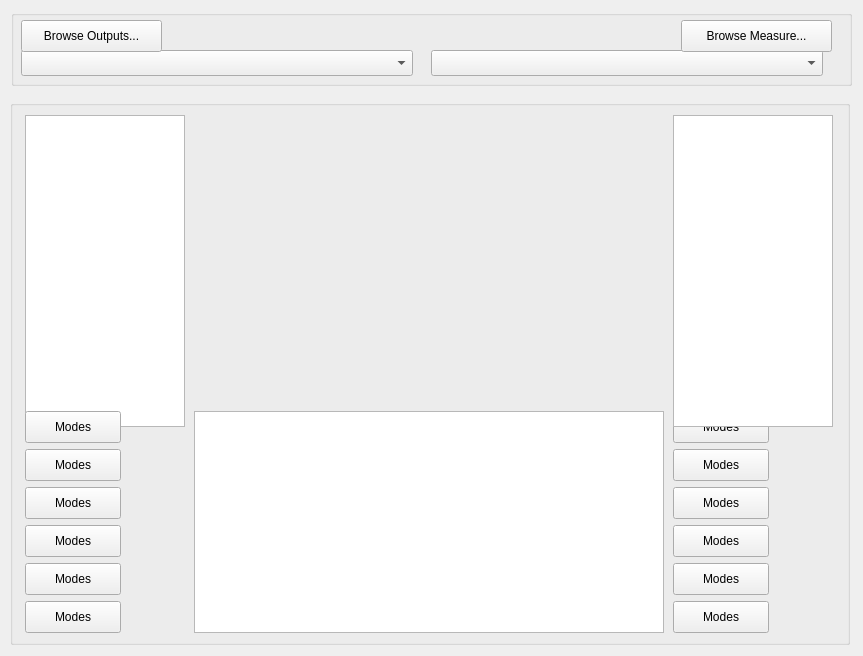
Before: the Qt Designer form res/mae_signalanalysis_gui.ui in fran-jo/SimuGUI, drawn with Qt 5.
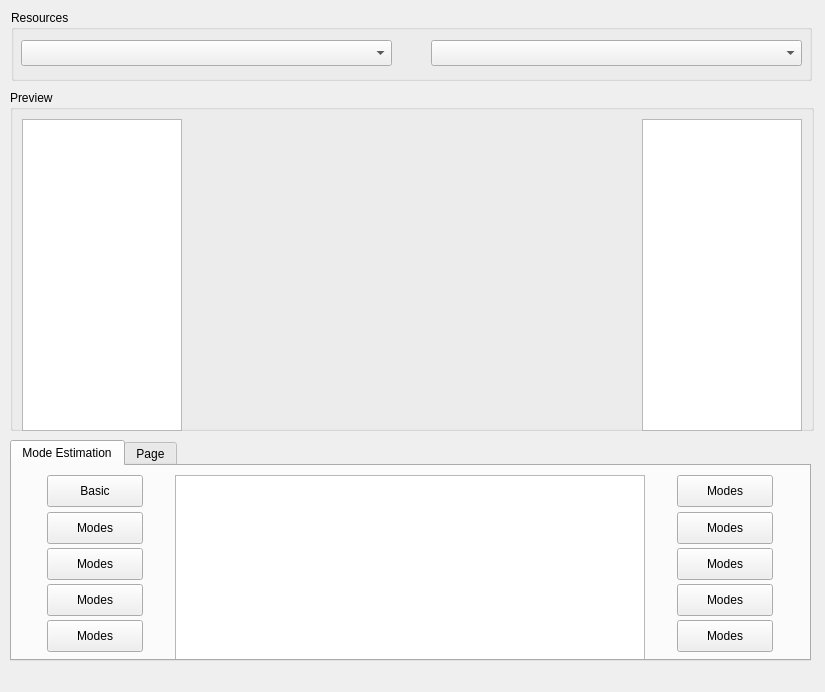
After: the same form once the commit is applied.

Commit message:
Cleaning and integration of analysis methods
Integration of mode estimation routine calling matlab
use of thread to call matlab process
Cleaning folders, we need to get rid of old code

Patch:
```diff
--- a/res/mae_signalanalysis_gui.ui
+++ b/res/mae_signalanalysis_gui.ui
@@ -6,8 +6,8 @@
    <rect>
     <x>0</x>
     <y>0</y>
-    <width>863</width>
-    <height>656</height>
+    <width>825</width>
+    <height>692</height>
    </rect>
   </property>
   <property name="windowTitle">
@@ -55,16 +55,19 @@
     <rect>
      <x>11</x>
      <y>10</y>
-     <width>841</width>
-     <height>76</height>
+     <width>801</width>
+     <height>71</height>
     </rect>
    </property>
+   <property name="title">
+    <string>Resources</string>
+   </property>
    <widget class="QComboBox" name="cbxOutputs">
     <property name="geometry">
      <rect>
       <x>10</x>
-      <y>40</y>
-      <width>392</width>
+      <y>30</y>
+      <width>371</width>
       <height>26</height>
      </rect>
     </property>
@@ -85,8 +88,8 @@
     <property name="geometry">
      <rect>
       <x>420</x>
-      <y>40</y>
-      <width>392</width>
+      <y>30</y>
+      <width>371</width>
       <height>26</height>
      </rect>
     </property>
@@ -103,270 +106,378 @@
      </size>
     </property>
    </widget>
-   <widget class="QPushButton" name="btnBrowseResults">
-    <property name="geometry">
-     <rect>
-      <x>10</x>
-      <y>10</y>
-      <width>141</width>
-      <height>32</height>
-     </rect>
-    </property>
-    <property name="sizePolicy">
-     <sizepolicy hsizetype="Minimum" vsizetype="Fixed">
-      <horstretch>0</horstretch>
-      <verstretch>0</verstretch>
-     </sizepolicy>
-    </property>
-    <property name="minimumSize">
-     <size>
-      <width>75</width>
-      <height>24</height>
-     </size>
-    </property>
-    <property name="text">
-     <string>Browse Outputs...</string>
-    </property>
+  </widget>
+  <widget class="QTabWidget" name="tabAnalysis">
+   <property name="geometry">
+    <rect>
+     <x>10</x>
+     <y>440</y>
+     <width>801</width>
+     <height>221</height>
+    </rect>
+   </property>
+   <property name="currentIndex">
+    <number>0</number>
+   </property>
+   <widget class="QWidget" name="Page1" native="true">
+    <attribute name="title">
+     <string>Mode Estimation</string>
+    </attribute>
+    <layout class="QGridLayout" name="gridLayout">
+     <item row="0" column="0">
+      <widget class="QPushButton" name="btnBasicMethod">
+       <property name="sizePolicy">
+        <sizepolicy hsizetype="Fixed" vsizetype="Fixed">
+         <horstretch>0</horstretch>
+         <verstretch>0</verstretch>
+        </sizepolicy>
+       </property>
+       <property name="minimumSize">
+        <size>
+         <width>96</width>
+         <height>32</height>
+        </size>
+       </property>
+       <property name="baseSize">
+        <size>
+         <width>96</width>
+         <height>32</height>
+        </size>
+       </property>
+       <property name="text">
+        <string>Basic</string>
+       </property>
+       <property name="iconSize">
+        <size>
+         <width>32</width>
+         <height>32</height>
+        </size>
+       </property>
+      </widget>
+     </item>
+     <item row="0" column="1" rowspan="5">
+      <widget class="QTableWidget" name="tableWidget_2">
+       <property name="sizePolicy">
+        <sizepolicy hsizetype="Preferred" vsizetype="Minimum">
+         <horstretch>0</horstretch>
+         <verstretch>0</verstretch>
+        </sizepolicy>
+       </property>
+       <property name="minimumSize">
+        <size>
+         <width>470</width>
+         <height>192</height>
+        </size>
+       </property>
+       <property name="maximumSize">
+        <size>
+         <width>470</width>
+         <height>16777215</height>
+        </size>
+       </property>
+      </widget>
+     </item>
+     <item row="0" column="2">
+      <widget class="QPushButton" name="btnModeAnalysis_6">
+       <property name="sizePolicy">
+        <sizepolicy hsizetype="Fixed" vsizetype="Fixed">
+         <horstretch>0</horstretch>
+         <verstretch>0</verstretch>
+        </sizepolicy>
+       </property>
+       <property name="minimumSize">
+        <size>
+         <width>96</width>
+         <height>32</height>
+        </size>
+       </property>
+       <property name="baseSize">
+        <size>
+         <width>96</width>
+         <height>32</height>
+        </size>
+       </property>
+       <property name="text">
+        <string>Modes</string>
+       </property>
+       <property name="iconSize">
+        <size>
+         <width>32</width>
+         <height>32</height>
+        </size>
+       </property>
+      </widget>
+     </item>
+     <item row="1" column="0">
+      <widget class="QPushButton" name="btnModeAnalysis_2">
+       <property name="sizePolicy">
+        <sizepolicy hsizetype="Fixed" vsizetype="Fixed">
+         <horstretch>0</horstretch>
+         <verstretch>0</verstretch>
+        </sizepolicy>
+       </property>
+       <property name="minimumSize">
+        <size>
+         <width>96</width>
+         <height>32</height>
+        </size>
+       </property>
+       <property name="baseSize">
+        <size>
+         <width>96</width>
+         <height>32</height>
+        </size>
+       </property>
+       <property name="text">
+        <string>Modes</string>
+       </property>
+       <property name="iconSize">
+        <size>
+         <width>32</width>
+         <height>32</height>
+        </size>
+       </property>
+      </widget>
+     </item>
+     <item row="1" column="2">
+      <widget class="QPushButton" name="btnModeAnalysis_7">
+       <property name="sizePolicy">
+        <sizepolicy hsizetype="Fixed" vsizetype="Fixed">
+         <horstretch>0</horstretch>
+         <verstretch>0</verstretch>
+        </sizepolicy>
+       </property>
+       <property name="minimumSize">
+        <size>
+         <width>96</width>
+         <height>32</height>
+        </size>
+       </property>
+       <property name="baseSize">
+        <size>
+         <width>96</width>
+         <height>32</height>
+        </size>
+       </property>
+       <property name="text">
+        <string>Modes</string>
+       </property>
+       <property name="iconSize">
+        <size>
+         <width>32</width>
+         <height>32</height>
+        </size>
+       </property>
+      </widget>
+     </item>
+     <item row="2" column="0">
+      <widget class="QPushButton" name="btnModeAnalysis_3">
+       <property name="sizePolicy">
+        <sizepolicy hsizetype="Fixed" vsizetype="Fixed">
+         <horstretch>0</horstretch>
+         <verstretch>0</verstretch>
+        </sizepolicy>
+       </property>
+       <property name="minimumSize">
+        <size>
+         <width>96</width>
+         <height>32</height>
+        </size>
+       </property>
+       <property name="baseSize">
+        <size>
+         <width>96</width>
+         <height>32</height>
+        </size>
+       </property>
+       <property name="text">
+        <string>Modes</string>
+       </property>
+       <property name="iconSize">
+        <size>
+         <width>32</width>
+         <height>32</height>
+        </size>
+       </property>
+      </widget>
+     </item>
+     <item row="2" column="2">
+      <widget class="QPushButton" name="btnModeAnalysis_8">
+       <property name="sizePolicy">
+        <sizepolicy hsizetype="Fixed" vsizetype="Fixed">
+         <horstretch>0</horstretch>
+         <verstretch>0</verstretch>
+        </sizepolicy>
+       </property>
+       <property name="minimumSize">
+        <size>
+         <width>96</width>
+         <height>32</height>
+        </size>
+       </property>
+       <property name="baseSize">
+        <size>
+         <width>96</width>
+         <height>32</height>
+        </size>
+       </property>
+       <property name="text">
+        <string>Modes</string>
+       </property>
+       <property name="iconSize">
+        <size>
+         <width>32</width>
+         <height>32</height>
+        </size>
+       </property>
+      </widget>
+     </item>
+     <item row="3" column="0">
+      <widget class="QPushButton" name="btnModeAnalysis_4">
+       <property name="sizePolicy">
+        <sizepolicy hsizetype="Fixed" vsizetype="Fixed">
+         <horstretch>0</horstretch>
+         <verstretch>0</verstretch>
+        </sizepolicy>
+       </property>
+       <property name="minimumSize">
+        <size>
+         <width>96</width>
+         <height>32</height>
+        </size>
+       </property>
+       <property name="baseSize">
+        <size>
+         <width>96</width>
+         <height>32</height>
+        </size>
+       </property>
+       <property name="text">
+        <string>Modes</string>
+       </property>
+       <property name="iconSize">
+        <size>
+         <width>32</width>
+         <height>32</height>
+        </size>
+       </property>
+      </widget>
+     </item>
+     <item row="3" column="2">
+      <widget class="QPushButton" name="btnModeAnalysis_10">
+       <property name="sizePolicy">
+        <sizepolicy hsizetype="Fixed" vsizetype="Fixed">
+         <horstretch>0</horstretch>
+         <verstretch>0</verstretch>
+        </sizepolicy>
+       </property>
+       <property name="minimumSize">
+        <size>
+         <width>96</width>
+         <height>32</height>
+        </size>
+       </property>
+       <property name="baseSize">
+        <size>
+         <width>96</width>
+         <height>32</height>
+        </size>
+       </property>
+       <property name="text">
+        <string>Modes</string>
+       </property>
+       <property name="iconSize">
+        <size>
+         <width>32</width>
+         <height>32</height>
+        </size>
+       </property>
+      </widget>
+     </item>
+     <item row="4" column="0">
+      <widget class="QPushButton" name="btnModeAnalysis_5">
+       <property name="sizePolicy">
+        <sizepolicy hsizetype="Fixed" vsizetype="Fixed">
+         <horstretch>0</horstretch>
+         <verstretch>0</verstretch>
+        </sizepolicy>
+       </property>
+       <property name="minimumSize">
+        <size>
+         <width>96</width>
+         <height>32</height>
+        </size>
+       </property>
+       <property name="baseSize">
+        <size>
+         <width>96</width>
+         <height>32</height>
+        </size>
+       </property>
+       <property name="text">
+        <string>Modes</string>
+       </property>
+       <property name="iconSize">
+        <size>
+         <width>32</width>
+         <height>32</height>
+        </size>
+       </property>
+      </widget>
+     </item>
+     <item row="4" column="2">
+      <widget class="QPushButton" name="btnModeAnalysis_9">
+       <property name="sizePolicy">
+        <sizepolicy hsizetype="Fixed" vsizetype="Fixed">
+         <horstretch>0</horstretch>
+         <verstretch>0</verstretch>
+        </sizepolicy>
+       </property>
+       <property name="minimumSize">
+        <size>
+         <width>96</width>
+         <height>32</height>
+        </size>
+       </property>
+       <property name="baseSize">
+        <size>
+         <width>96</width>
+         <height>32</height>
+        </size>
+       </property>
+       <property name="text">
+        <string>Modes</string>
+       </property>
+       <property name="iconSize">
+        <size>
+         <width>32</width>
+         <height>32</height>
+        </size>
+       </property>
+      </widget>
+     </item>
+    </layout>
    </widget>
-   <widget class="QPushButton" name="btnBrowseMeasurements">
-    <property name="geometry">
-     <rect>
-      <x>670</x>
-      <y>10</y>
-      <width>151</width>
-      <height>32</height>
-     </rect>
-    </property>
-    <property name="minimumSize">
-     <size>
-      <width>75</width>
-      <height>24</height>
-     </size>
-    </property>
-    <property name="text">
-     <string>Browse Measure...</string>
-    </property>
+   <widget class="QWidget" name="tab">
+    <attribute name="title">
+     <string>Page</string>
+    </attribute>
    </widget>
   </widget>
-  <widget class="QGroupBox" name="groupBox">
+  <widget class="QGroupBox" name="">
    <property name="geometry">
     <rect>
      <x>10</x>
-     <y>100</y>
-     <width>840</width>
-     <height>545</height>
+     <y>90</y>
+     <width>804</width>
+     <height>341</height>
     </rect>
    </property>
-   <layout class="QGridLayout" name="gridLayout">
-    <item row="4" column="2">
-     <widget class="QPushButton" name="btnModeAnalysis_11">
-      <property name="sizePolicy">
-       <sizepolicy hsizetype="Fixed" vsizetype="Fixed">
-        <horstretch>0</horstretch>
-        <verstretch>0</verstretch>
-       </sizepolicy>
-      </property>
-      <property name="minimumSize">
-       <size>
-        <width>96</width>
-        <height>32</height>
-       </size>
-      </property>
-      <property name="baseSize">
-       <size>
-        <width>96</width>
-        <height>32</height>
-       </size>
-      </property>
-      <property name="text">
-       <string>Modes</string>
-      </property>
-      <property name="iconSize">
-       <size>
-        <width>32</width>
-        <height>32</height>
-       </size>
-      </property>
-     </widget>
-    </item>
-    <item row="4" column="0">
-     <widget class="QPushButton" name="btnModeAnalysis_4">
-      <property name="sizePolicy">
-       <sizepolicy hsizetype="Fixed" vsizetype="Fixed">
-        <horstretch>0</horstretch>
-        <verstretch>0</verstretch>
-       </sizepolicy>
-      </property>
-      <property name="minimumSize">
-       <size>
-        <width>96</width>
-        <height>32</height>
-       </size>
-      </property>
-      <property name="baseSize">
-       <size>
-        <width>96</width>
-        <height>32</height>
-       </size>
-      </property>
-      <property name="text">
-       <string>Modes</string>
-      </property>
-      <property name="iconSize">
-       <size>
-        <width>32</width>
-        <height>32</height>
-       </size>
-      </property>
-     </widget>
-    </item>
-    <item row="5" column="0">
-     <widget class="QPushButton" name="btnModeAnalysis_5">
-      <property name="sizePolicy">
-       <sizepolicy hsizetype="Fixed" vsizetype="Fixed">
-        <horstretch>0</horstretch>
-        <verstretch>0</verstretch>
-       </sizepolicy>
-      </property>
-      <property name="minimumSize">
-       <size>
-        <width>96</width>
-        <height>32</height>
-       </size>
-      </property>
-      <property name="baseSize">
-       <size>
-        <width>96</width>
-        <height>32</height>
-       </size>
-      </property>
-      <property name="text">
-       <string>Modes</string>
-      </property>
-      <property name="iconSize">
-       <size>
-        <width>32</width>
-        <height>32</height>
-       </size>
-      </property>
-     </widget>
-    </item>
-    <item row="5" column="2">
-     <widget class="QPushButton" name="btnModeAnalysis_12">
-      <property name="sizePolicy">
-       <sizepolicy hsizetype="Fixed" vsizetype="Fixed">
-        <horstretch>0</horstretch>
-        <verstretch>0</verstretch>
-       </sizepolicy>
-      </property>
-      <property name="minimumSize">
-       <size>
-        <width>96</width>
-        <height>32</height>
-       </size>
-      </property>
-      <property name="baseSize">
-       <size>
-        <width>96</width>
-        <height>32</height>
-       </size>
-      </property>
-      <property name="text">
-       <string>Modes</string>
-      </property>
-      <property name="iconSize">
-       <size>
-        <width>32</width>
-        <height>32</height>
-       </size>
-      </property>
-     </widget>
-    </item>
-    <item row="2" column="2">
-     <widget class="QPushButton" name="btnModeAnalysis_8">
-      <property name="sizePolicy">
-       <sizepolicy hsizetype="Fixed" vsizetype="Fixed">
-        <horstretch>0</horstretch>
-        <verstretch>0</verstretch>
-       </sizepolicy>
-      </property>
-      <property name="minimumSize">
-       <size>
-        <width>96</width>
-        <height>32</height>
-       </size>
-      </property>
-      <property name="baseSize">
-       <size>
-        <width>96</width>
-        <height>32</height>
-       </size>
-      </property>
-      <property name="text">
-       <string>Modes</string>
-      </property>
-      <property name="iconSize">
-       <size>
-        <width>32</width>
-        <height>32</height>
-       </size>
-      </property>
-     </widget>
-    </item>
-    <item row="0" column="1">
-     <widget class="QWidget" name="mplotWidget" native="true">
-      <property name="sizePolicy">
-       <sizepolicy hsizetype="Preferred" vsizetype="Minimum">
-        <horstretch>0</horstretch>
-        <verstretch>0</verstretch>
-       </sizepolicy>
-      </property>
-      <property name="minimumSize">
-       <size>
-        <width>470</width>
-        <height>312</height>
-       </size>
-      </property>
-      <property name="maximumSize">
-       <size>
-        <width>470</width>
-        <height>312</height>
-       </size>
-      </property>
-     </widget>
-    </item>
-    <item row="6" column="2">
-     <widget class="QPushButton" name="btnModeAnalysis_7">
-      <property name="sizePolicy">
-       <sizepolicy hsizetype="Fixed" vsizetype="Fixed">
-        <horstretch>0</horstretch>
-        <verstretch>0</verstretch>
-       </sizepolicy>
-      </property>
-      <property name="minimumSize">
-       <size>
-        <width>96</width>
-        <height>32</height>
-       </size>
-      </property>
-      <property name="baseSize">
-       <size>
-        <width>96</width>
-        <height>32</height>
-       </size>
-      </property>
-      <property name="text">
-       <string>Modes</string>
-      </property>
-      <property name="iconSize">
-       <size>
-        <width>32</width>
-        <height>32</height>
-       </size>
-      </property>
-     </widget>
-    </item>
-    <item row="0" column="0">
+   <property name="title">
+    <string>Preview</string>
+   </property>
+   <layout class="QHBoxLayout" name="horizontalLayout">
+    <item>
      <widget class="QTreeWidget" name="twOutVariable">
       <property name="enabled">
        <bool>true</bool>
@@ -397,8 +508,8 @@
       </property>
       <property name="font">
        <font>
-        <family>Gill Sans</family>
-        <pointsize>12</pointsize>
+        <family>Gill Sans MT</family>
+        <pointsize>10</pointsize>
        </font>
       </property>
       <property name="frameShadow">
@@ -429,8 +540,8 @@
       </column>
      </widget>
     </item>
-    <item row="1" column="1" rowspan="6">
-     <widget class="QTableWidget" name="tableWidget_2">
+    <item>
+     <widget class="QWidget" name="mplotWidget" native="true">
       <property name="sizePolicy">
        <sizepolicy hsizetype="Preferred" vsizetype="Minimum">
         <horstretch>0</horstretch>
@@ -440,173 +551,18 @@
       <property name="minimumSize">
        <size>
         <width>470</width>
-        <height>192</height>
+        <height>312</height>
        </size>
       </property>
       <property name="maximumSize">
        <size>
         <width>470</width>
-        <height>16777215</height>
+        <height>312</height>
        </size>
       </property>
      </widget>
     </item>
-    <item row="1" column="0">
-     <widget class="QPushButton" name="btnModeAnalysis">
-      <property name="sizePolicy">
-       <sizepolicy hsizetype="Fixed" vsizetype="Fixed">
-        <horstretch>0</horstretch>
-        <verstretch>0</verstretch>
-       </sizepolicy>
-      </property>
-      <property name="minimumSize">
-       <size>
-        <width>96</width>
-        <height>32</height>
-       </size>
-      </property>
-      <property name="baseSize">
-       <size>
-        <width>96</width>
-        <height>32</height>
-       </size>
-      </property>
-      <property name="text">
-       <string>Modes</string>
-      </property>
-      <property name="iconSize">
-       <size>
-        <width>32</width>
-        <height>32</height>
-       </size>
-      </property>
-     </widget>
-    </item>
-    <item row="3" column="2">
-     <widget class="QPushButton" name="btnModeAnalysis_9">
-      <property name="sizePolicy">
-       <sizepolicy hsizetype="Fixed" vsizetype="Fixed">
-        <horstretch>0</horstretch>
-        <verstretch>0</verstretch>
-       </sizepolicy>
-      </property>
-      <property name="minimumSize">
-       <size>
-        <width>96</width>
-        <height>32</height>
-       </size>
-      </property>
-      <property name="baseSize">
-       <size>
-        <width>96</width>
-        <height>32</height>
-       </size>
-      </property>
-      <property name="text">
-       <string>Modes</string>
-      </property>
-      <property name="iconSize">
-       <size>
-        <width>32</width>
-        <height>32</height>
-       </size>
-      </property>
-     </widget>
-    </item>
-    <item row="2" column="0">
-     <widget class="QPushButton" name="btnModeAnalysis_2">
-      <property name="sizePolicy">
-       <sizepolicy hsizetype="Fixed" vsizetype="Fixed">
-        <horstretch>0</horstretch>
-        <verstretch>0</verstretch>
-       </sizepolicy>
-      </property>
-      <property name="minimumSize">
-       <size>
-        <width>96</width>
-        <height>32</height>
-       </size>
-      </property>
-      <property name="baseSize">
-       <size>
-        <width>96</width>
-        <height>32</height>
-       </size>
-      </property>
-      <property name="text">
-       <string>Modes</string>
-      </property>
-      <property name="iconSize">
-       <size>
-        <width>32</width>
-        <height>32</height>
-       </size>
-      </property>
-     </widget>
-    </item>
-    <item row="1" column="2">
-     <widget class="QPushButton" name="btnModeAnalysis_10">
-      <property name="sizePolicy">
-       <sizepolicy hsizetype="Fixed" vsizetype="Fixed">
-        <horstretch>0</horstretch>
-        <verstretch>0</verstretch>
-       </sizepolicy>
-      </property>
-      <property name="minimumSize">
-       <size>
-        <width>96</width>
-        <height>32</height>
-       </size>
-      </property>
-      <property name="baseSize">
-       <size>
-        <width>96</width>
-        <height>32</height>
-       </size>
-      </property>
-      <property name="text">
-       <string>Modes</string>
-      </property>
-      <property name="iconSize">
-       <size>
-        <width>32</width>
-        <height>32</height>
-       </size>
-      </property>
-     </widget>
-    </item>
-    <item row="3" column="0">
-     <widget class="QPushButton" name="btnModeAnalysis_3">
-      <property name="sizePolicy">
-       <sizepolicy hsizetype="Fixed" vsizetype="Fixed">
-        <horstretch>0</horstretch>
-        <verstretch>0</verstretch>
-       </sizepolicy>
-      </property>
-      <property name="minimumSize">
-       <size>
-        <width>96</width>
-        <height>32</height>
-       </size>
-      </property>
-      <property name="baseSize">
-       <size>
-        <width>96</width>
-        <height>32</height>
-       </size>
-      </property>
-      <property name="text">
-       <string>Modes</string>
-      </property>
-      <property name="iconSize">
-       <size>
-        <width>32</width>
-        <height>32</height>
-       </size>
-      </property>
-     </widget>
-    </item>
-    <item row="0" column="2">
+    <item>
      <widget class="QTreeWidget" name="twMeasVariable">
       <property name="enabled">
        <bool>true</bool>
@@ -637,8 +593,8 @@
       </property>
       <property name="font">
        <font>
-        <family>Gill Sans</family>
-        <pointsize>12</pointsize>
+        <family>Gill Sans MT</family>
+        <pointsize>10</pointsize>
        </font>
       </property>
       <property name="frameShadow">
@@ -669,37 +625,6 @@
       </column>
      </widget>
     </item>
-    <item row="6" column="0">
-     <widget class="QPushButton" name="btnModeAnalysis_6">
-      <property name="sizePolicy">
-       <sizepolicy hsizetype="Fixed" vsizetype="Fixed">
-        <horstretch>0</horstretch>
-        <verstretch>0</verstretch>
-       </sizepolicy>
-      </property>
-      <property name="minimumSize">
-       <size>
-        <width>96</width>
-        <height>32</height>
-       </size>
-      </property>
-      <property name="baseSize">
-       <size>
-        <width>96</width>
-        <height>32</height>
-       </size>
-      </property>
-      <property name="text">
-       <string>Modes</string>
-      </property>
-      <property name="iconSize">
-       <size>
-        <width>32</width>
-        <height>32</height>
-       </size>
-      </property>
-     </widget>
-    </item>
    </layout>
   </widget>
  </widget>
```
Left out of the diff: 3 changed lines with no effect on the pictures. The commit also changes 27 other files.
